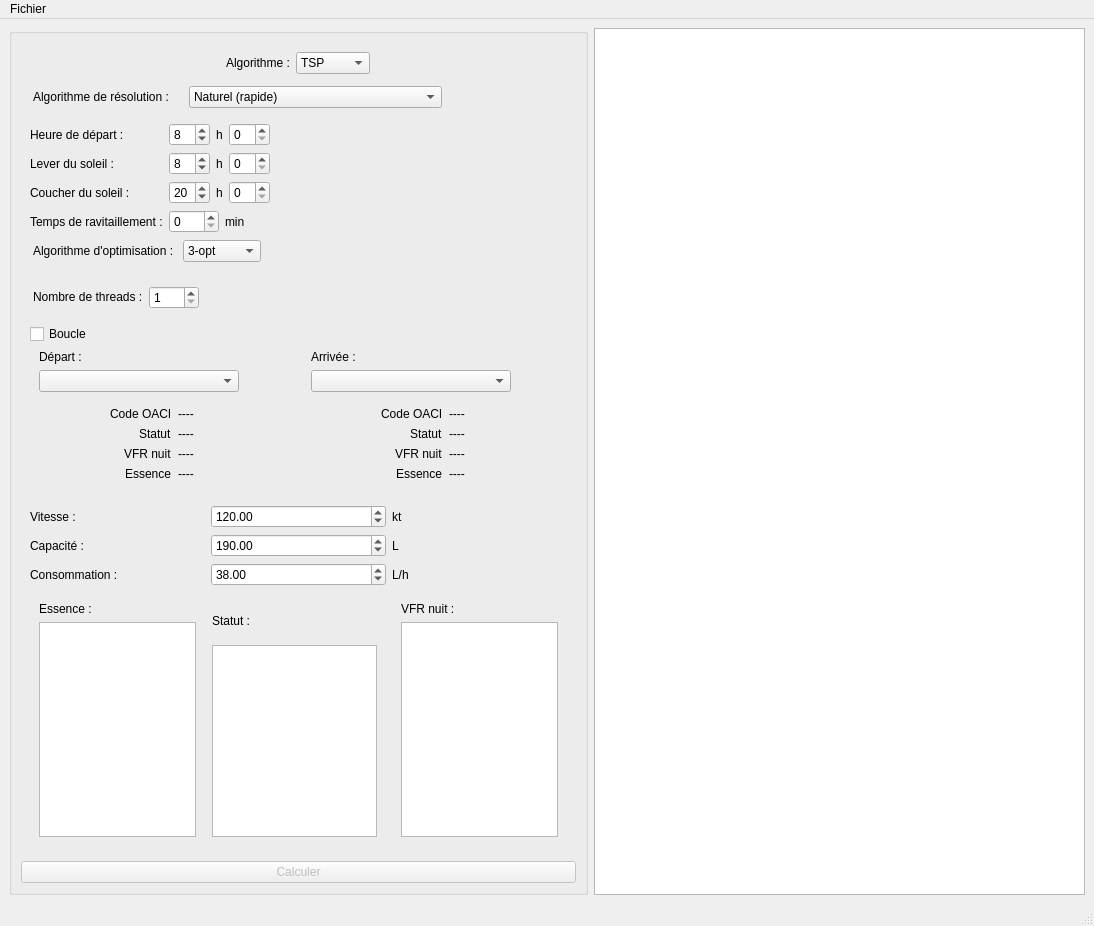
Before: the Qt Designer form Interface_Graphique/mainwindowtest.ui in Akahara/FlightPath, drawn with Qt 5.
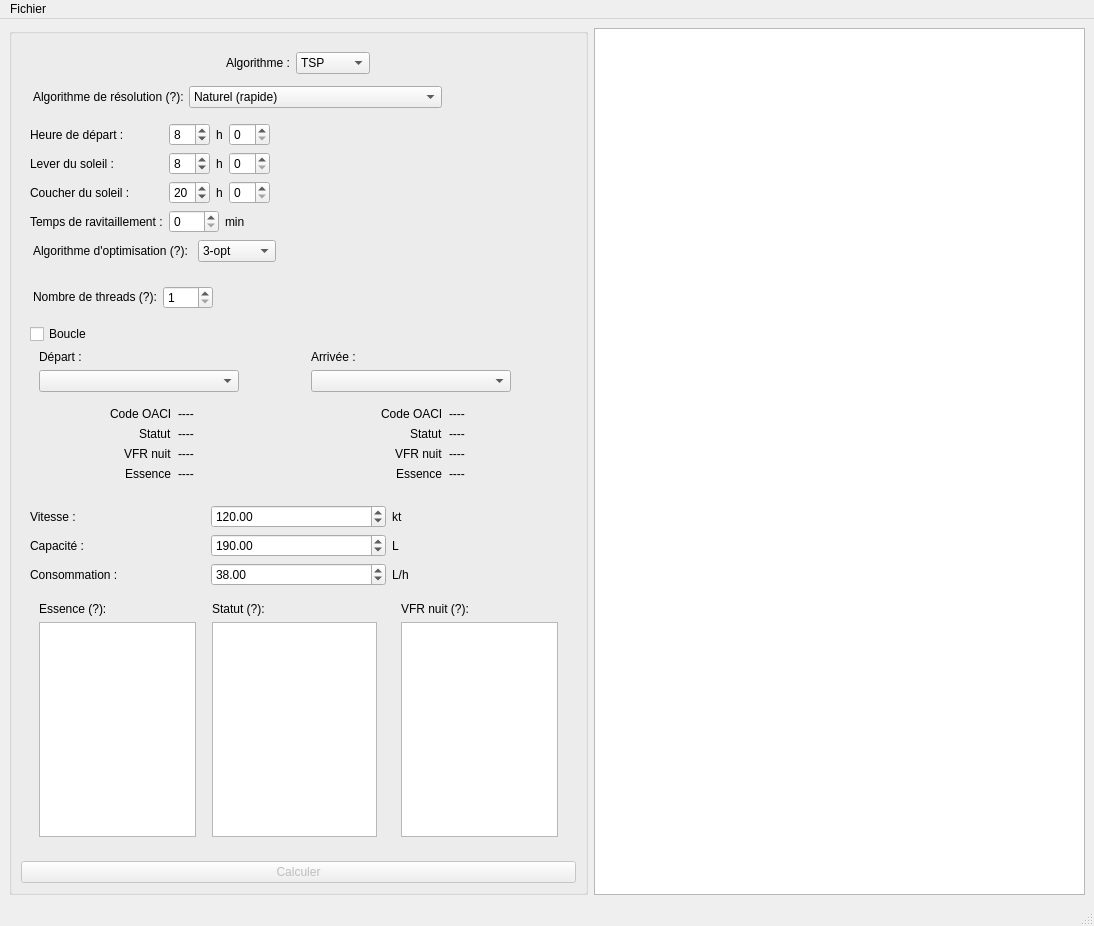
After: the same form once the commit is applied.

Commit message: feat: tooltips and error handling

Patch:
```diff
--- a/Interface_Graphique/mainwindowtest.ui
+++ b/Interface_Graphique/mainwindowtest.ui
@@ -10,6 +10,18 @@
     <height>926</height>
    </rect>
   </property>
+  <property name="sizePolicy">
+   <sizepolicy hsizetype="Preferred" vsizetype="Preferred">
+    <horstretch>0</horstretch>
+    <verstretch>0</verstretch>
+   </sizepolicy>
+  </property>
+  <property name="minimumSize">
+   <size>
+    <width>1000</width>
+    <height>0</height>
+   </size>
+  </property>
   <property name="windowTitle">
    <string>FlightPath</string>
   </property>
@@ -105,7 +117,7 @@
              </size>
             </property>
             <property name="text">
-             <string>Algorithme de résolution :</string>
+             <string>Algorithme de résolution (?):</string>
             </property>
            </widget>
           </item>
@@ -461,7 +473,7 @@
              <string>Algorithme appliqué après avoir trouvé une solution, augmente le temps de résolution</string>
             </property>
             <property name="text">
-             <string>Algorithme d'optimisation : </string>
+             <string>Algorithme d'optimisation (?): </string>
             </property>
            </widget>
           </item>
@@ -514,7 +526,7 @@
              <string>Accélère le calcul en utilisant d'avantage de ressources de l'ordinateur</string>
             </property>
             <property name="text">
-             <string>Nombre de threads :</string>
+             <string>Nombre de threads (?):</string>
             </property>
            </widget>
           </item>
@@ -979,7 +991,7 @@
              <item>
               <widget class="QLabel" name="essenceViewLabel">
                <property name="text">
-                <string>Essence :</string>
+                <string>Essence (?):</string>
                </property>
               </widget>
              </item>
@@ -1026,14 +1038,14 @@
                 </sizepolicy>
                </property>
                <property name="text">
-                <string>Statut :</string>
+                <string>Statut (?):</string>
                </property>
               </widget>
              </item>
              <item>
               <widget class="QTableView" name="StatutViewTable">
                <property name="sizePolicy">
-                <sizepolicy hsizetype="Expanding" vsizetype="Preferred">
+                <sizepolicy hsizetype="Expanding" vsizetype="Expanding">
                  <horstretch>0</horstretch>
                  <verstretch>0</verstretch>
                 </sizepolicy>
@@ -1067,7 +1079,7 @@
              <item>
               <widget class="QLabel" name="label_34">
                <property name="text">
-                <string>VFR nuit :</string>
+                <string>VFR nuit (?):</string>
                </property>
               </widget>
              </item>
```
Left out of the diff: 9 changed lines with no effect on the pictures. The commit also changes 2 other files.
